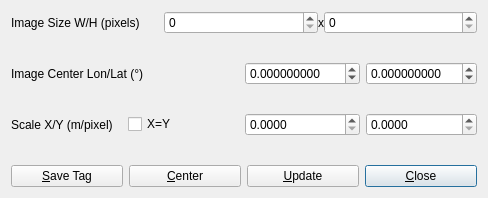
Old version of the form app/rtkplot_qt/mapdlg.ui in the repository tomojitakasu/RTKLIB.
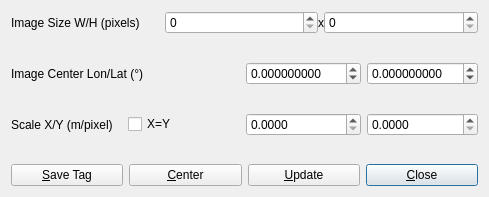
New version of the form.

Patch:
```diff
--- a/app/rtkplot_qt/mapdlg.ui
+++ b/app/rtkplot_qt/mapdlg.ui
@@ -6,8 +6,8 @@
    <rect>
     <x>0</x>
     <y>0</y>
-    <width>488</width>
-    <height>198</height>
+    <width>489</width>
+    <height>197</height>
    </rect>
   </property>
   <property name="windowTitle">
```
